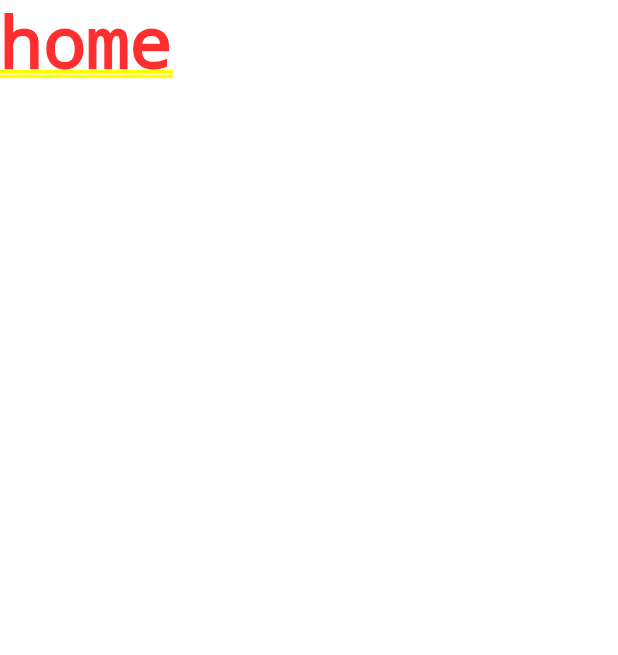
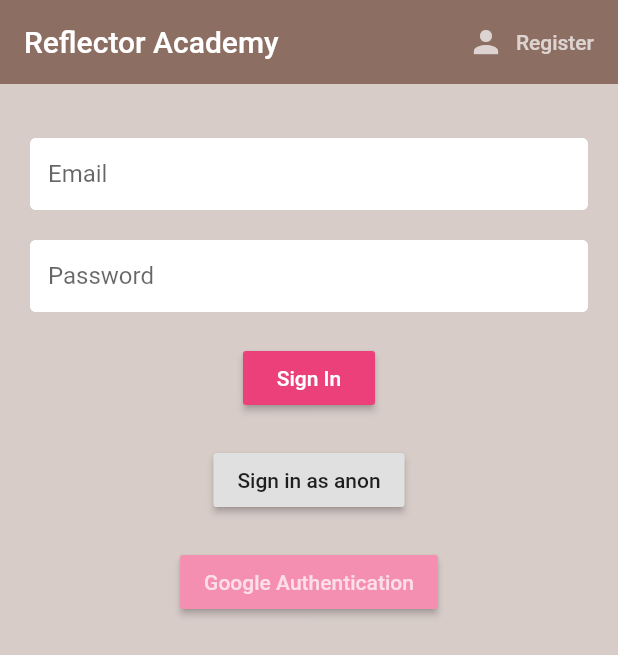
Before and after one commit to mySuulola/academy, a Flutter app: the screen it shows after launch, on a phone screen of 412 x 824 dp. Shown: the top 655 px of the screen. Run offline on Flutter 3.47's test engine with Material 2 defaults, Android fonts, the phone set to English and light mode, and no system bars; our stand-ins replace firebase_auth, flutter_spinkit; accounts and stored records are empty.

Commit message:
login page and sign up functionality fully in place

```diff
--- a/lib/main.dart
+++ b/lib/main.dart
@@ -1,5 +1,8 @@
+import 'package:fastorder/models/user.dart';
 import 'package:fastorder/screens/wrapper.dart';
+import 'package:fastorder/services/auth.dart';
 import 'package:flutter/material.dart';
+import 'package:provider/provider.dart';
 
 void main() {
   runApp(MyApp());
@@ -9,9 +12,11 @@ class MyApp extends StatelessWidget {
   // This widget is the root of your application.
   @override
   Widget build(BuildContext context) {
-    return MaterialApp(
-      title: 'Flutter Demo',
-      home: Wrapper(),
+    return StreamProvider<User>.value(
+      value: AuthService().user,
+      child: MaterialApp(
+        home: Wrapper(),
+      ),
     );
   }
 }
--- /dev/null
+++ b/lib/models/user.dart
@@ -0,0 +1,7 @@
+class User {
+  final String uid;
+  final bool isAnonymous;
+
+  User ({ this.uid, this.isAnonymous });
+
+}
--- a/lib/screens/authenticate/authenticate.dart
+++ b/lib/screens/authenticate/authenticate.dart
@@ -1,3 +1,5 @@
+import 'package:fastorder/screens/authenticate/register.dart';
+import 'package:fastorder/screens/authenticate/sign_in.dart';
 import 'package:flutter/material.dart';
 
 import 'package:flutter/material.dart';
@@ -9,10 +11,18 @@ class Authenticate extends StatefulWidget {
 }
 
 class _AuthenticateState extends State<Authenticate> {
+
+  bool showSignIn = true;
+  void toggleView() {
+    setState(() => showSignIn = !showSignIn );
+  }
+
   @override
   Widget build(BuildContext context) {
-    return Container(
-      child: Text('authenticate'),
-    );
+    if(showSignIn) {
+      return SignIn(toggleView: toggleView);
+    }else {
+      return Register(toggleView: toggleView);
+    }
   }
 }
--- /dev/null
+++ b/lib/screens/authenticate/sign_in.dart
@@ -0,0 +1,124 @@
+import 'package:fastorder/services/auth.dart';
+import 'package:fastorder/shared/constants.dart';
+import 'package:fastorder/shared/loading.dart';
+import 'package:flutter/material.dart';
+
+class SignIn extends StatefulWidget {
+  final Function toggleView;
+  SignIn({this.toggleView});
+
+  @override
+  _SignInState createState() => _SignInState();
+}
+
+class _SignInState extends State<SignIn> {
+  final AuthService _authService = AuthService();
+  final _formKey = GlobalKey<FormState>();
+  String error = '';
+  bool loading = false;
+
+  String email = '';
+  String password = '';
+
+  @override
+  Widget build(BuildContext context) {
+    return loading
+        ? Loading()
+        : Scaffold(
+            backgroundColor: Colors.brown[100],
+            appBar: AppBar(
+              backgroundColor: Colors.brown[400],
+              elevation: 0.0,
+              title: Text('Reflector Academy'),
+              actions: <Widget>[
+                FlatButton.icon(
+                    onPressed: () => widget.toggleView(),
+                    icon: Icon(
+                      Icons.person,
+                      color: Colors.white70,
+                    ),
+                    label: Text(
+                      'Register',
+                      style: TextStyle(color: Colors.white70),
+                    ))
+              ],
+            ),
+            body: Container(
+              padding: EdgeInsets.symmetric(vertical: 20.0, horizontal: 20.0),
+              child: Form(
+                  key: _formKey,
+                  child: Column(children: <Widget>[
+                    Text(
+                      error,
+                      style:
+                          TextStyle(color: Colors.tealAccent, fontSize: 14.0),
+                    ),
+                    TextFormField(
+                      decoration:
+                          textInputDecoration.copyWith(hintText: 'Email'),
+                      validator: (value) =>
+                          value.isEmpty ? 'Enter an email' : null,
+                      onChanged: (val) {
+                        setState(() => email = val);
+                      },
+                    ),
+                    SizedBox(height: 20.0),
+                    TextFormField(
+                      obscureText: true,
+                      validator: (val) => val.length < 6
+                          ? 'Password must be at least 6 characters'
+                          : null,
+                      decoration:
+                          textInputDecoration.copyWith(hintText: 'Password'),
+                      onChanged: (val) {
+                        setState(() => password = val);
+                      },
+                    ),
+                    SizedBox(height: 20.0),
+                    RaisedButton(
+                        color: Colors.pink[400],
+                        child: Text(
+                          'Sign In',
+                          style: TextStyle(color: Colors.white),
+                        ),
+                        onPressed: () async {
+                          if (_formKey.currentState.validate()) {
+                            setState(() {
+                              loading = true;
+                            });
+                            dynamic result = await _authService.signInWithCred(
+                                email, password);
+                            if (result == null) {
+                              setState(() {
+                                loading = false;
+                                error = 'Registration failed. Please try again';
+                              });
+                            }
+                          }
+                        }),
+                    SizedBox(height: 20.0),
+                    RaisedButton(
+                      child: Text('Sign in as anon'),
+                      onPressed: () async {
+                        dynamic result = await _authService.signInAnon();
+                        if (result == null) {
+                          print('error signing in');
+                        }
+                      },
+                    ),
+                    SizedBox(height: 20.0),
+                    RaisedButton(
+                      color: Colors.pink[200],
+                      child: Text(
+                        'Google Authentication',
+                        style: TextStyle(
+                          color: Colors.white70
+                        ),
+                        ),
+                      onPressed: () async {},
+                    ),
+                  ])),
+            ),
+          );
+  }
+}
--- a/lib/screens/wrapper.dart
+++ b/lib/screens/wrapper.dart
@@ -1,10 +1,21 @@
+import 'package:fastorder/models/user.dart';
+import 'package:fastorder/screens/authenticate/authenticate.dart';
+import 'package:fastorder/screens/home/home.dart';
 import 'package:flutter/material.dart';
+import 'package:provider/provider.dart';
 
-import 'home/home.dart';
 
 class Wrapper extends StatelessWidget {
   @override
   Widget build(BuildContext context) {
-    return Home();
+
+    final user = Provider.of<User>(context);
+    print(user);
+
+    if(user == null) {
+      return Authenticate();
+    }else{
+      return Home();
+    }
   }
 }
--- /dev/null
+++ b/lib/services/auth.dart
@@ -0,0 +1,67 @@
+import 'package:fastorder/models/user.dart';
+import 'package:firebase_auth/firebase_auth.dart';
+
+class AuthService {
+  final FirebaseAuth _auth = FirebaseAuth.instance;
+
+  User _userFromFirebaseUser(FirebaseUser user) {
+    print(user.toString());
+    print('hello world');
+    return user != null ? User(uid: user.uid, isAnonymous: user.isAnonymous) : null;
+  }
+
+  Stream<User> get user {
+    return _auth.onAuthStateChanged.map(_userFromFirebaseUser);
+  }
+
+// sign in anon
+
+  Future signInAnon() async {
+    try {
+      AuthResult result = await _auth.signInAnonymously();
+      FirebaseUser user = result.user;
+      return _userFromFirebaseUser(user);
+    } catch (errorMessage) {
+      print(errorMessage.toString());
+      return null;
+    }
+  }
+
+  // sign in with email and password
+  Future signInWithCred(String email, String password) async {
+    try {
+      AuthResult result = await _auth.signInWithEmailAndPassword(
+          email: email, password: password);
+      FirebaseUser user = result.user;
+      return _userFromFirebaseUser(user);
+    } catch (error) {
+      print(error.toString());
+      return null;
+    }
+  }
+
+
+  // register with email and password
+  Future registerWithCred(String email, String password) async {
+    try {
+      AuthResult result = await _auth.createUserWithEmailAndPassword(
+          email: email, password: password);
+      FirebaseUser user = result.user;
+
+      return _userFromFirebaseUser(user);
+    } catch (error) {
+      print(error.toString());
+      return null;
+    }
+  }
+
+  // sign out
+  Future signOut() async {
+    try {
+      return await _auth.signOut();
+    } catch (error) {
+      print(error.toString());
+      return null;
+    }
+  }
+}
--- /dev/null
+++ b/lib/shared/constants.dart
@@ -0,0 +1,13 @@
+import 'package:flutter/material.dart';
+
+const textInputDecoration = InputDecoration(
+  fillColor: Colors.white,
+  filled: true,
+  contentPadding: EdgeInsets.all(12.0),
+  enabledBorder: OutlineInputBorder(
+    borderSide: BorderSide(color: Colors.white, width: 2.0),
+  ),
+  focusedBorder: OutlineInputBorder(
+    borderSide: BorderSide(color: Colors.pink, width: 2.0),
+  ),
+);
--- a/pubspec.yaml
+++ b/pubspec.yaml
@@ -27,10 +27,10 @@ dependencies:
 
   # The following adds the Cupertino Icons font to your application.
   # Use with the CupertinoIcons class for iOS style icons.
-  cupertino_icons: ^0.1.3
   firebase_auth: ^0.16.1
   cloud_firestore: ^0.13.6
-
+  provider: ^4.1.3
+  flutter_spinkit: "^4.1.2"
 
 dev_dependencies:
   flutter_test:
```
Also changed, not shown: lib/screens/authenticate/register.dart (added, +122 -0 lines), lib/screens/home/home.dart (+24 -1 lines), lib/shared/loading.dart (added, +17 -0 lines), pubspec.lock.
